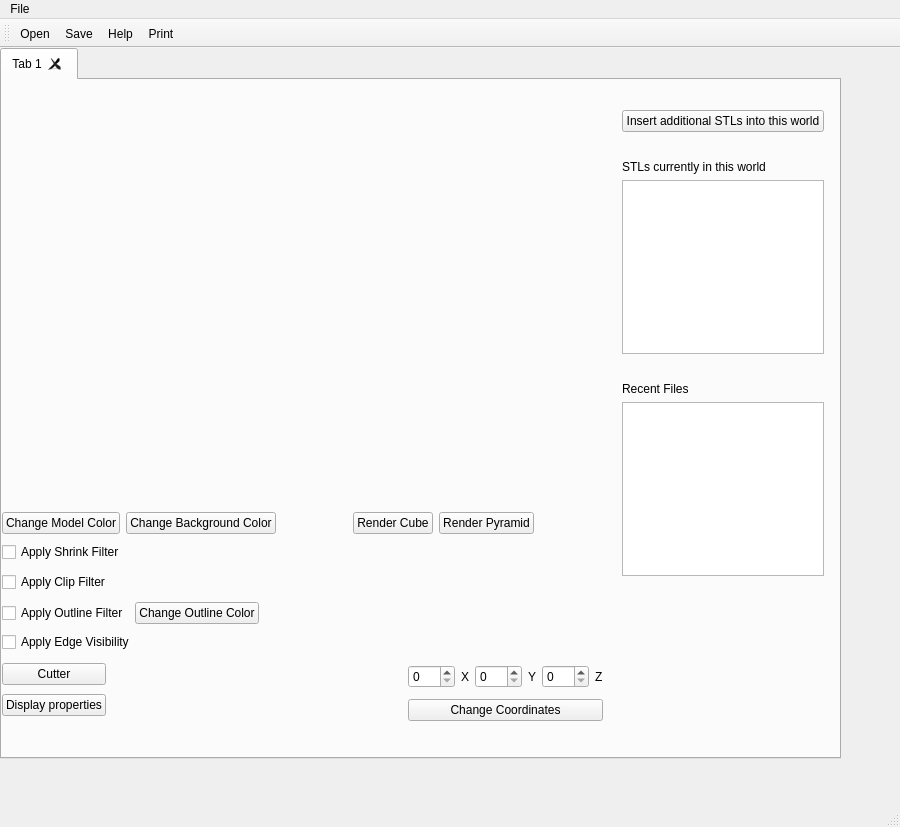
First picture: the form in A_combined/mainwindow.ui, repository eeyla2/2021_GROUP_25, before the edit.
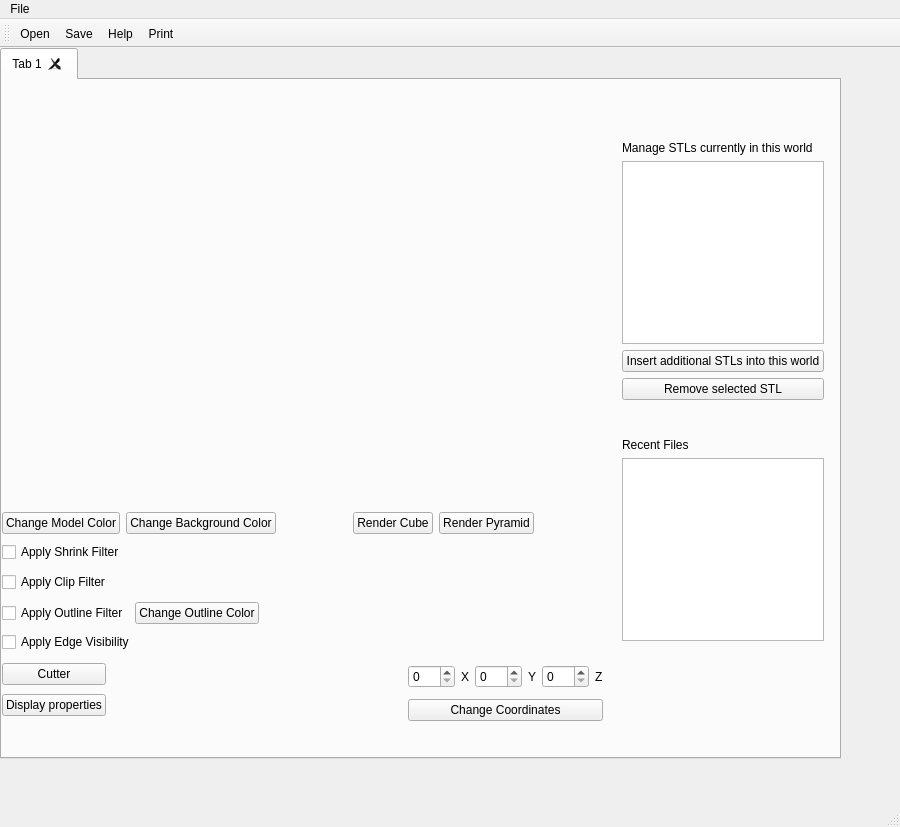
Second picture: the form after the edit. Icons and pictures are not drawn. Custom widgets are drawn as their Qt base class.

Commit message: Sunday evening foundations

```diff
--- a/A_combined/mainwindow.ui
+++ b/A_combined/mainwindow.ui
@@ -42,17 +42,10 @@
         <x>620</x>
         <y>30</y>
         <width>202</width>
-        <height>466</height>
+        <height>531</height>
        </rect>
       </property>
       <layout class="QVBoxLayout" name="verticalLayout_4">
-       <item>
-        <widget class="QPushButton" name="insertObject">
-         <property name="text">
-          <string>Insert additional STLs into this world</string>
-         </property>
-        </widget>
-       </item>
        <item>
         <spacer name="verticalSpacer_2">
          <property name="orientation">
@@ -69,13 +62,27 @@
        <item>
         <widget class="QLabel" name="label_4">
          <property name="text">
-          <string>STLs currently in this world</string>
+          <string>Manage STLs currently in this world</string>
          </property>
         </widget>
        </item>
        <item>
         <widget class="QListView" name="currentSTLs"/>
        </item>
+       <item>
+        <widget class="QPushButton" name="insertObject">
+         <property name="text">
+          <string>Insert additional STLs into this world</string>
+         </property>
+        </widget>
+       </item>
+       <item>
+        <widget class="QPushButton" name="removeObject">
+         <property name="text">
+          <string>Remove selected STL</string>
+         </property>
+        </widget>
+       </item>
        <item>
         <spacer name="verticalSpacer">
          <property name="orientation">
```
The commit also changes 1 other file.
